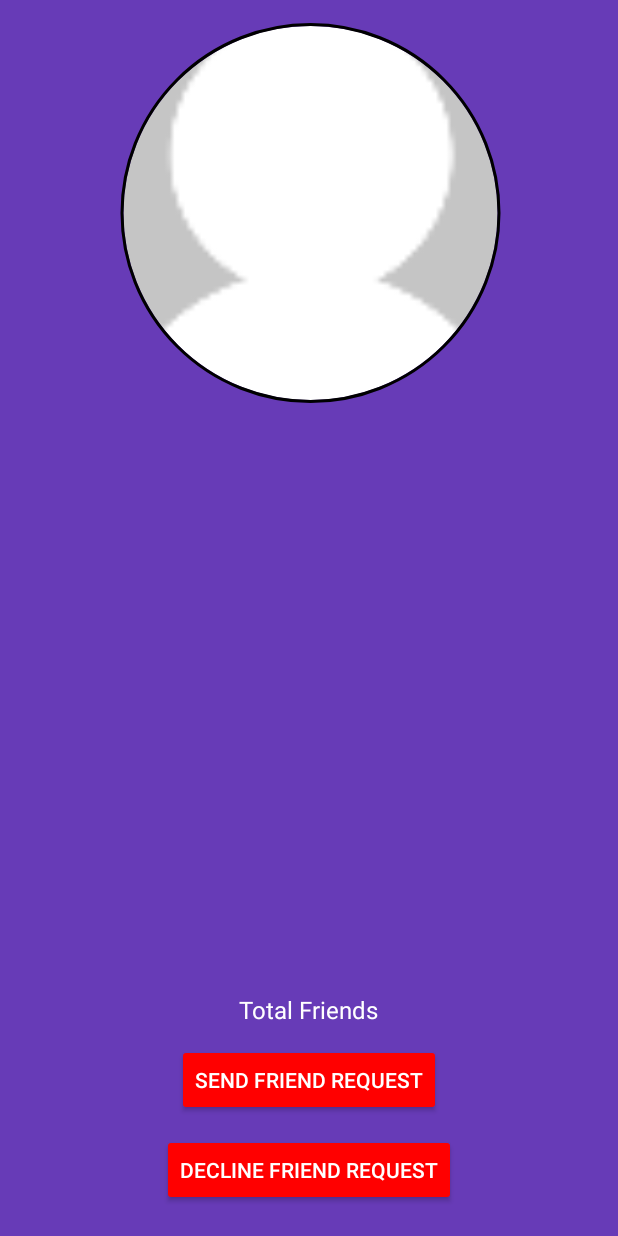
After one commit to tanmyavishvakarma/Decide-O, an Android app: the ProfilePage screen opened directly, with no data from a screen before it, on a phone screen of 412 x 824 dp. The commit adds this screen. Run offline under Robolectric (Android 15) with nearby library versions, the phone set to English and light mode, and no system bars; our stand-ins replace CircleImageView, Firebase (no records; nobody signed in at launch, a user with empty details on screens opened directly); 1 statement that could not run was skipped.

Commit message:
sending request v

```diff
--- a/app/src/main/AndroidManifest.xml
+++ b/app/src/main/AndroidManifest.xml
@@ -11,7 +11,10 @@
         android:roundIcon="@mipmap/ic_launcher_round"
         android:supportsRtl="true"
         android:theme="@style/AppTheme">
-        <activity android:name=".AllUsers" android:label="All Users" ></activity>
+        <activity android:name=".ProfilePage" android:theme="@style/Theme.AppCompat.NoActionBar" ></activity>
+        <activity
+            android:name=".AllUsers"
+            android:label="All Users" />
         <activity
             android:name=".search"
             android:label="Add Friends" />
--- a/app/src/main/java/com/example/decide_o/AllUsers.java
+++ b/app/src/main/java/com/example/decide_o/AllUsers.java
@@ -5,6 +5,7 @@ import androidx.appcompat.app.AppCompatActivity;
 import androidx.recyclerview.widget.LinearLayoutManager;
 import androidx.recyclerview.widget.RecyclerView;
 
+import android.content.Intent;
 import android.os.Bundle;
 import android.view.LayoutInflater;
 import android.view.View;
@@ -49,8 +50,20 @@ public class AllUsers extends AppCompatActivity {
                 nUserDatabase
         ) {
             @Override
-            protected void populateViewHolder(UsersViewHolder usersViewHolder, Users users, int i) {
+            protected void populateViewHolder(UsersViewHolder usersViewHolder, final Users users, int position) {
                 usersViewHolder.setName(users.getName());
+
+                final String user_id=getRef(position).getKey();
+
+                usersViewHolder.nView.setOnClickListener(new View.OnClickListener() {
+                    @Override
+                    public void onClick(View view) {
+                        Intent profileintent=new Intent(AllUsers.this,ProfilePage.class);
+                        profileintent.putExtra("user_id",user_id);
+                        startActivity(profileintent);
+
+                    }
+                });
             }
         };
         nuserlist.setAdapter(firebaseRecyclerAdapter);
--- /dev/null
+++ b/app/src/main/java/com/example/decide_o/ProfilePage.java
@@ -0,0 +1,91 @@
+package com.example.decide_o;
+
+import androidx.annotation.NonNull;
+import androidx.appcompat.app.AppCompatActivity;
+
+import android.app.ProgressDialog;
+import android.os.Bundle;
+import android.view.View;
+import android.widget.Button;
+import android.widget.ProgressBar;
+import android.widget.TextView;
+import android.widget.Toast;
+
+import com.google.android.gms.tasks.OnCompleteListener;
+import com.google.android.gms.tasks.OnSuccessListener;
+import com.google.android.gms.tasks.Task;
+import com.google.firebase.auth.FirebaseAuth;
+import com.google.firebase.auth.FirebaseUser;
+import com.google.firebase.database.DataSnapshot;
+import com.google.firebase.database.DatabaseError;
+import com.google.firebase.database.DatabaseReference;
+import com.google.firebase.database.FirebaseDatabase;
+import com.google.firebase.database.ValueEventListener;
+
+public class ProfilePage extends AppCompatActivity {
+    private TextView ndisplay;
+    private Button nrqstbtn;
+    private DatabaseReference nUserDatabase;
+    private DatabaseReference nRootRef;
+    private ProgressDialog  nProgressDialog;
+    private DatabaseReference nfriendrqsdatabase;
+    private FirebaseUser ncurrent_user;
+    private String ncurrent_state;
+    @Override
+    protected void onCreate(Bundle savedInstanceState) {
+        super.onCreate(savedInstanceState);
+        setContentView(R.layout.activity_profile_page);
+        final String user_id=getIntent().getStringExtra("user_id");
+        nRootRef=FirebaseDatabase.getInstance().getReference();
+        nUserDatabase= FirebaseDatabase.getInstance().getReference().child("Users").child(user_id);
+        nfriendrqsdatabase=FirebaseDatabase.getInstance().getReference().child("Friend_Request");
+        ncurrent_user= FirebaseAuth.getInstance().getCurrentUser();
+        ndisplay=(TextView) findViewById(R.id.display_name);
+        nrqstbtn=(Button)findViewById(R.id.request_btn);
+
+        ncurrent_state="not_friends";
+        nProgressDialog =new ProgressDialog(this);
+        nProgressDialog.setTitle("Loading User Data");
+        nProgressDialog.setMessage("Please wait while we load the user data");
+        nProgressDialog.setCanceledOnTouchOutside(false);
+        nProgressDialog.show();
+
+        nUserDatabase.addValueEventListener(new ValueEventListener() {
+            @Override
+            public void onDataChange(@NonNull DataSnapshot dataSnapshot) {
+                String display_name=dataSnapshot.child("name").getValue().toString();
+                ndisplay.setText(display_name);
+                nProgressDialog.dismiss();
+            }
+
+            @Override
+            public void onCancelled(@NonNull DatabaseError databaseError) {
+
+            }
+        });
+
+        nrqstbtn.setOnClickListener(new View.OnClickListener() {
+            @Override
+            public void onClick(View view) {
+                if(ncurrent_state.equals("not_friends")){
+                    nfriendrqsdatabase.child(ncurrent_user.getUid()).child(user_id).child("request_type").setValue("sent").addOnCompleteListener(new OnCompleteListener<Void>() {
+                        @Override
+                        public void onComplete(@NonNull Task<Void> task) {
+                            if(task.isSuccessful()){
+                                nfriendrqsdatabase.child(user_id).child(ncurrent_user.getUid()).child("request_type").setValue("received").addOnSuccessListener(new OnSuccessListener<Void>() {
+                                    @Override
+                                    public void onSuccess(Void aVoid) {
+                                        Toast.makeText(ProfilePage.this,"Request Sent",Toast.LENGTH_SHORT).show();
+                                    }
+                                });
+                            }else{
+                                Toast.makeText(ProfilePage.this,"Failed Sending Request",Toast.LENGTH_SHORT).show();
+                            }
+                        }
+                    });
+                }
+            }
+        });
+
+    }
+}
--- /dev/null
+++ b/app/src/main/res/layout/activity_profile_page.xml
@@ -0,0 +1,70 @@
+<?xml version="1.0" encoding="utf-8"?>
+<RelativeLayout xmlns:android="http://schemas.android.com/apk/res/android"
+    xmlns:app="http://schemas.android.com/apk/res-auto"
+    xmlns:tools="http://schemas.android.com/tools"
+    android:layout_width="match_parent"
+    android:layout_height="match_parent"
+    android:background="@color/colorPrimary"
+    tools:context=".ProfilePage">
+
+
+    <de.hdodenhof.circleimageview.CircleImageView
+        android:id="@+id/profile_image"
+        android:layout_width="383dp"
+        android:layout_height="253dp"
+        android:layout_marginLeft="15dp"
+        android:layout_marginTop="15dp"
+        android:src="@mipmap/avatar2"
+        app:civ_border_color="#FF000000"
+        app:civ_border_width="2dp"
+        tools:ignore="MissingClass" />
+
+
+    <TextView
+
+        android:id="@+id/display_name"
+        android:layout_width="wrap_content"
+        android:layout_height="wrap_content"
+        android:layout_below="@+id/profile_image"
+        android:layout_centerHorizontal="true"
+        android:layout_marginTop="26dp"
+        android:text="Display Name"
+        android:textColor="@android:color/white"
+        android:textSize="24sp" />
+
+    <TextView
+        android:id="@+id/profile_totalFriends"
+        android:layout_width="wrap_content"
+        android:layout_height="wrap_content"
+        android:layout_above="@+id/request_btn"
+        android:layout_centerHorizontal="true"
+        android:layout_marginBottom="12dp"
+        android:text="Total Friends"
+        android:textColor="@android:color/white"
+        android:textSize="16sp" />
+
+    <Button
+
+        android:id="@+id/request_btn"
+        android:layout_width="wrap_content"
+        android:layout_height="wrap_content"
+        android:layout_above="@+id/decline_btn"
+        android:layout_centerHorizontal="true"
+        android:layout_marginBottom="12dp"
+        android:backgroundTint="@color/redColor"
+        android:text="SEND FRIEND REQUEST"
+        android:textColor="@android:color/white" />
+
+    <Button
+
+        android:id="@+id/decline_btn"
+        android:layout_width="wrap_content"
+        android:layout_height="wrap_content"
+        android:layout_alignParentBottom="true"
+        android:layout_centerHorizontal="true"
+        android:layout_marginBottom="20dp"
+        android:backgroundTint="@color/redColor"
+        android:text="DECLINE FRIEND REQUEST"
+        android:textColor="@android:color/white" />
+
+</RelativeLayout>
--- a/app/src/main/res/layout/single_users.xml
+++ b/app/src/main/res/layout/single_users.xml
@@ -9,6 +9,7 @@
         android:id="@+id/list_root"
         android:layout_width="match_parent"
         android:layout_height="match_parent"
+        android:layout_marginLeft="0dp"
         android:orientation="vertical">
 
         <LinearLayout
@@ -18,8 +19,8 @@
 
             <de.hdodenhof.circleimageview.CircleImageView
                 android:id="@+id/profile_image"
-                android:layout_width="wrap_content"
-                android:layout_height="wrap_content"
+                android:layout_width="61dp"
+                android:layout_height="48dp"
                 android:layout_marginLeft="15dp"
                 android:layout_marginTop="15dp"
                 android:layout_marginBottom="15dp"
@@ -32,13 +33,14 @@
                 android:id="@+id/single_username"
                 android:layout_width="wrap_content"
                 android:layout_height="wrap_content"
-                android:layout_marginLeft="15dp"
-                android:layout_marginTop="35dp"
+                android:layout_marginLeft="10dp"
+                android:layout_marginTop="20dp"
                 android:text="TextView"
                 android:textSize="24sp"
                 android:textStyle="bold" />
 
         </LinearLayout>
+
     </LinearLayout>
 
 </RelativeLayout>
```
